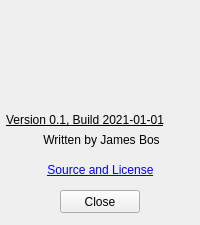
The window that src/ui/about.ui (jampola/radioqt) describes before a commit, drawn with Qt 5.
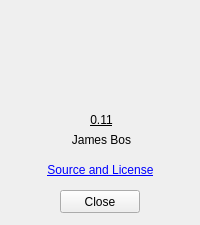
The same window after the commit.

The edit to the form file:
```diff
--- a/src/ui/about.ui
+++ b/src/ui/about.ui
@@ -38,7 +38,10 @@
     <string notr="true">text-decoration: underline;</string>
    </property>
    <property name="text">
-    <string>Version 0.1, Build 2021-01-01</string>
+    <string>0.11</string>
+   </property>
+   <property name="alignment">
+    <set>Qt::AlignCenter</set>
    </property>
   </widget>
   <widget class="QLabel" name="label_3">
@@ -51,7 +54,7 @@
     </rect>
    </property>
    <property name="text">
-    <string>Written by James Bos</string>
+    <string>James Bos</string>
    </property>
    <property name="alignment">
     <set>Qt::AlignCenter</set>
```
Left out of the diff: 2 changed lines with no effect on the pictures.
